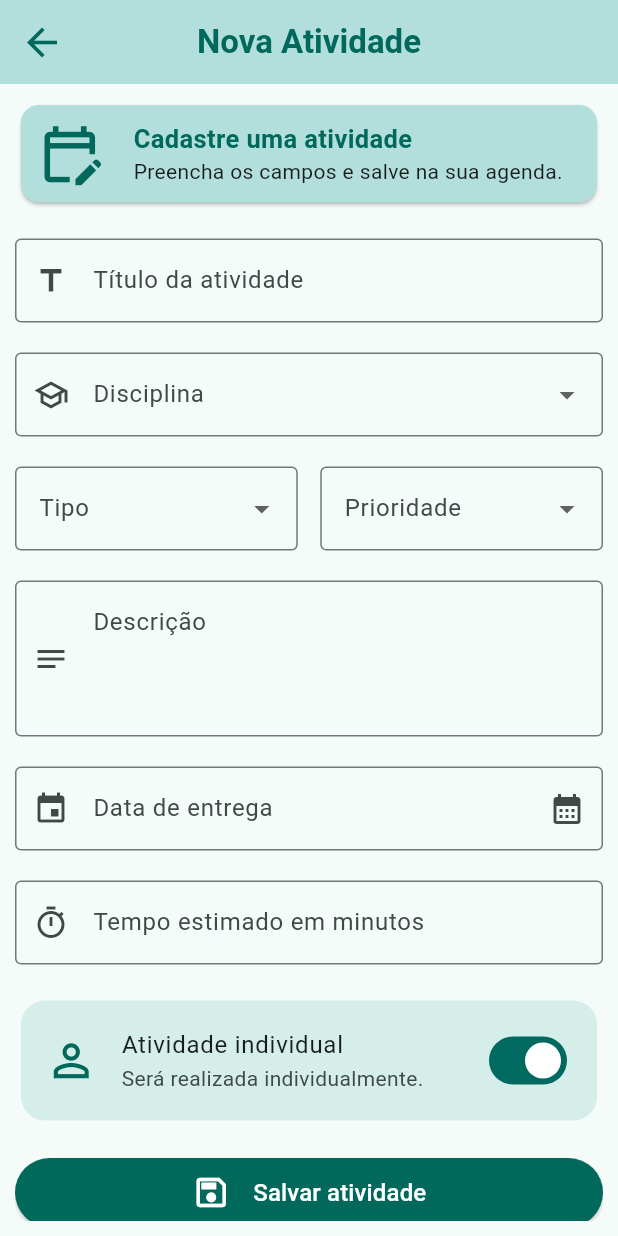
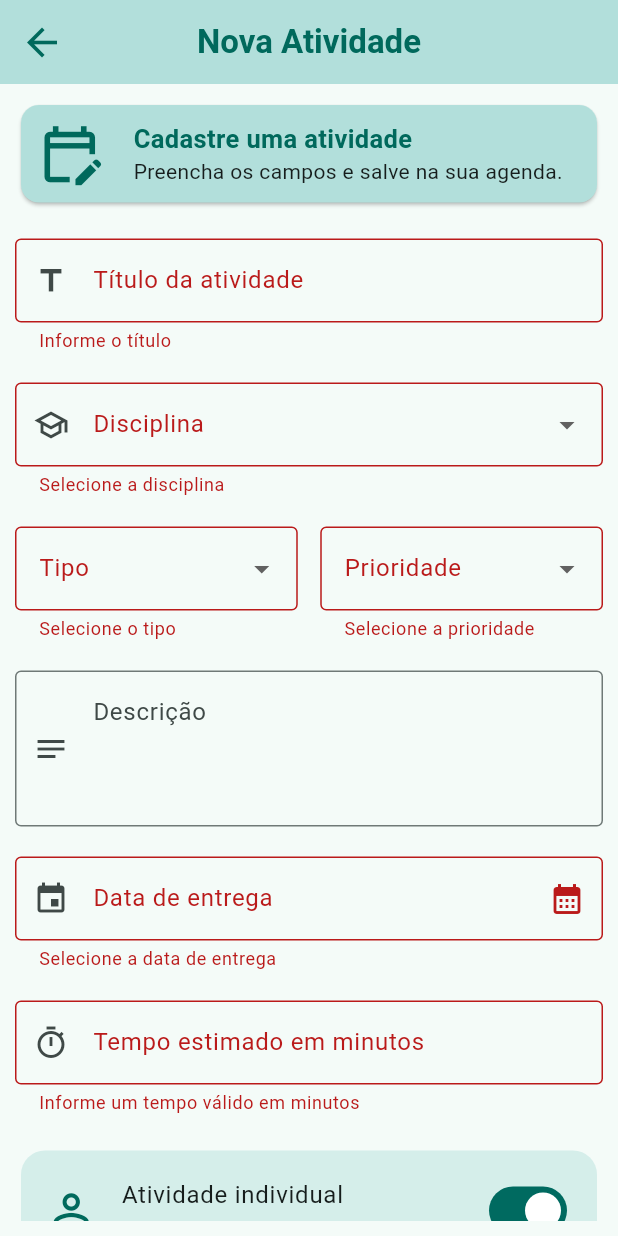
Before and after one commit to IzaBern/DAH_agenda_academica, a Flutter app: the NewActivityPage screen opened directly, after a tap on "Salvar atividade", on a phone screen of 412 x 824 dp. Run offline on Flutter 3.47's test engine with Material 3 defaults, Android fonts, the phone set to English and light mode, and no system bars; our stand-ins replace flutter_mobx, get_it, mobx; generated files the repository leaves out were written again.

Commit message:
feat: cadastro nova atividade

```diff
--- a/lib/pages/new_activity_page.dart
+++ b/lib/pages/new_activity_page.dart
@@ -1,4 +1,6 @@
 import 'package:agenda_academica/core/service_locator.dart';
+import 'package:agenda_academica/models/activity.dart';
+import 'package:agenda_academica/store/activity_store.dart';
 import 'package:agenda_academica/store/navigation_store.dart';
 import 'package:flutter/material.dart';
 
@@ -10,9 +12,55 @@ class NewActivityPage extends StatefulWidget {
 }
 
 class _NewActivityPageState extends State<NewActivityPage> {
+  final formKey = GlobalKey<FormState>();
+  final titleController = TextEditingController();
+  final descriptionController = TextEditingController();
+  final dateController = TextEditingController();
+  final timeController = TextEditingController();
+
+  String? _subject;
+  String? _type;
+  String? _priority;
+  DateTime? _deadLine;
   bool _individual = true;
 
-  var storePage = getIt<NavigationStore>();
+  final storePage = getIt<NavigationStore>();
+  final storeActivity = getIt<ActivityStore>();
+
+  @override
+  void dispose() {
+    titleController.dispose();
+    descriptionController.dispose();
+    dateController.dispose();
+    timeController.dispose();
+    super.dispose();
+  }
+
+  String dateFormat(DateTime d) {
+    final dia = d.day.toString().padLeft(2, '0');
+    final mes = d.month.toString().padLeft(2, '0');
+    return "$dia/$mes/${d.year}";
+  }
+
+  void save() {
+    if (!formKey.currentState!.validate()) return;
+
+    storeActivity.addActivity(
+      Activity(
+        id: DateTime.now().millisecondsSinceEpoch,
+        title: titleController.text.trim(),
+        subject: _subject!,
+        description: descriptionController.text.trim(),
+        type: _type!,
+        priority: _priority!,
+        deadLine: _deadLine!,
+        time: int.parse(timeController.text),
+        individual: _individual,
+      ),
+    );
+
+    storePage.goToAgenda();
+  }
 
   @override
   Widget build(BuildContext context) {
@@ -36,6 +84,8 @@ class _NewActivityPageState extends State<NewActivityPage> {
       ),
       body: Padding(
         padding: const EdgeInsets.all(10.0),
+        child: Form(
+          key: formKey,
           child: ListView(
             children: [
               Column(
@@ -79,15 +129,20 @@ class _NewActivityPageState extends State<NewActivityPage> {
                     ),
                   ),
                   SizedBox(height: 20),
-                TextField(
+                  TextFormField(
+                    controller: titleController,
                     decoration: InputDecoration(
                       prefixIcon: Icon(Icons.title),
                       border: OutlineInputBorder(),
                       labelText: "Título da atividade",
                     ),
+                    validator: (v) => (v == null || v.trim().isEmpty)
+                        ? "Informe o título"
+                        : null,
                   ),
                   SizedBox(height: 20),
                   DropdownButtonFormField<String>(
+                    isExpanded: true,
                     decoration: InputDecoration(
                       labelText: "Disciplina",
                       prefixIcon: Icon(Icons.school_outlined),
@@ -108,13 +163,16 @@ class _NewActivityPageState extends State<NewActivityPage> {
                         child: Text("Engenharia de Software"),
                       ),
                     ],
-                  onChanged: (value) {},
+                    onChanged: (value) => _subject = value,
+                    validator: (v) =>
+                        v == null ? "Selecione a disciplina" : null,
                   ),
                   SizedBox(height: 20),
                   Row(
                     children: [
                       Expanded(
                         child: DropdownButtonFormField<String>(
+                          isExpanded: true,
                           decoration: InputDecoration(
                             labelText: "Tipo",
                             border: OutlineInputBorder(),
@@ -137,7 +195,9 @@ class _NewActivityPageState extends State<NewActivityPage> {
                               child: Text("Projeto"),
                             ),
                           ],
-                        onChanged: (value) {},
+                          onChanged: (value) => _type = value,
+                          validator: (v) =>
+                              v == null ? "Selecione o tipo" : null,
                         ),
                       ),
                       SizedBox(width: 15),
@@ -156,15 +216,21 @@ class _NewActivityPageState extends State<NewActivityPage> {
                               value: "media",
                               child: Text("Média"),
                             ),
-                          DropdownMenuItem(value: "alta", child: Text("Alta")),
+                            DropdownMenuItem(
+                              value: "alta",
+                              child: Text("Alta"),
+                            ),
                           ],
-                        onChanged: (value) {},
+                          onChanged: (value) => _priority = value,
+                          validator: (v) =>
+                              v == null ? "Selecione a prioridade" : null,
                         ),
                       ),
                     ],
                   ),
                   SizedBox(height: 20),
-                TextField(
+                  TextFormField(
+                    controller: descriptionController,
                     minLines: 3,
                     maxLines: null,
                     decoration: const InputDecoration(
@@ -178,31 +244,47 @@ class _NewActivityPageState extends State<NewActivityPage> {
                   ),
                   SizedBox(height: 20),
                   TextFormField(
+                    controller: dateController,
+                    readOnly: true,
                     onTap: () async {
-                    DateTime? dataSelecionada = await showDatePicker(
+                      DateTime? selected = await showDatePicker(
                         context: context,
-                      initialDate: DateTime.now(),
+                        initialDate: _deadLine ?? DateTime.now(),
                         firstDate: DateTime(2026),
                         lastDate: DateTime(2100),
                       );
-                    if (dataSelecionada != null) {}
+                      if (selected != null) {
+                        _deadLine = selected;
+                        dateController.text = dateFormat(selected);
+                      }
                     },
-                  readOnly: true,
                     decoration: InputDecoration(
                       labelText: "Data de entrega",
                       prefixIcon: Icon(Icons.event),
                       suffixIcon: Icon(Icons.calendar_month),
                       border: OutlineInputBorder(),
                     ),
+                    validator: (v) => _deadLine == null
+                        ? "Selecione a data de entrega"
+                        : null,
                   ),
                   SizedBox(height: 20),
-                TextField(
+                  TextFormField(
+                    controller: timeController,
+                    keyboardType: TextInputType.number,
                     decoration: InputDecoration(
                       prefixIcon: Icon(Icons.timer_outlined),
                       suffixText: "min",
                       border: OutlineInputBorder(),
                       labelText: "Tempo estimado em minutos",
                     ),
+                    validator: (v) {
+                      final t = int.tryParse(v ?? "");
+                      if (t == null || t < 0) {
+                        return "Informe um tempo válido em minutos";
+                      }
+                      return null;
+                    },
                   ),
                   SizedBox(height: 20),
                   Card(
@@ -236,9 +318,10 @@ class _NewActivityPageState extends State<NewActivityPage> {
                   ),
                   SizedBox(height: 20),
                   ElevatedButton(
-                  onPressed: () {},
+                    onPressed: save,
                     style: ElevatedButton.styleFrom(
-                    backgroundColor: Colors.teal[800], // Cor de fundo do botão
+                      backgroundColor:
+                          Colors.teal[800], // Cor de fundo do botão
                       foregroundColor: Colors.white, // Cor do texto e ícone
                     ),
                     child: Padding(
@@ -261,6 +344,7 @@ class _NewActivityPageState extends State<NewActivityPage> {
             ],
           ),
         ),
+      ),
     );
   }
 }
```
Also changed, not shown: lib/pages/agenda_page.dart (+9 -2 lines), lib/widgets/activity_card.dart (+20 -14 lines). Lines whose indentation alone changed are shown as unchanged.
